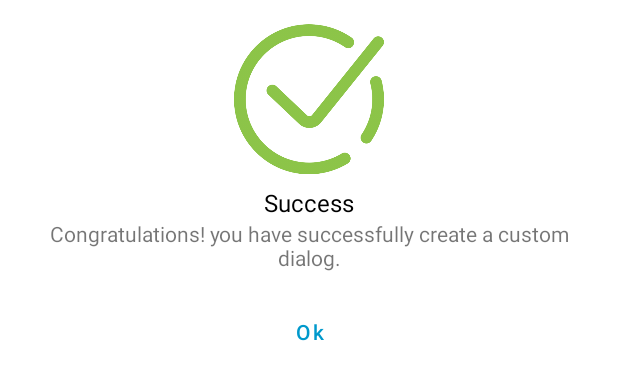
After one commit to Ranz-prog/DustNShine_CustomerApp, an Android app: the layout pop_up_reference.xml on its own in the app's theme, with its tools: preview values and no code run, on a phone screen of 412 x 824 dp. The commit adds this screen. Shown: the top 380 px of the screen. Run offline under Robolectric (Android 15) with nearby library versions, the phone set to English and light mode, and no system bars.

Commit message:
Added Pop Ups

```diff
--- a/app/src/main/java/com/example/dustnshine/ui/ActivityManageAccount.java
+++ b/app/src/main/java/com/example/dustnshine/ui/ActivityManageAccount.java
@@ -4,24 +4,30 @@ import androidx.appcompat.app.AlertDialog;
 import androidx.appcompat.app.AppCompatActivity;
 import androidx.cardview.widget.CardView;
 
+import android.app.Dialog;
+import android.os.Build;
 import android.os.Bundle;
 import android.transition.AutoTransition;
 import android.transition.TransitionManager;
 import android.view.View;
+import android.view.ViewGroup;
 import android.view.WindowManager;
 import android.widget.Button;
 import android.widget.EditText;
 import android.widget.LinearLayout;
 import android.widget.TextView;
+import android.widget.Toast;
 
 import com.example.dustnshine.R;
 
 public class ActivityManageAccount extends AppCompatActivity {
 
     LinearLayout personalInfoView;
-    TextView txtPersonalInfo;
+    TextView txtPersonalInfo,popText;
     CardView personalInfoCardView;
 
+    Button reset;
+    Dialog dialog;
     //Comment ni Jolo
 
     @Override
@@ -30,6 +36,8 @@ public class ActivityManageAccount extends AppCompatActivity {
         this.getWindow().setFlags(WindowManager.LayoutParams.FLAG_FULLSCREEN,WindowManager.LayoutParams.FLAG_FULLSCREEN);
 
         setContentView(R.layout.activity_manage_acc);
+
+        reset = findViewById(R.id.btnServerLogin);
 
         personalInfoView = findViewById(R.id.personal_info_view);
         txtPersonalInfo = findViewById(R.id.txtPersonalInfo);
@@ -48,6 +56,41 @@ public class ActivityManageAccount extends AppCompatActivity {
                 }
             }
         });
+        // DIALOG BOX START
+        dialog = new Dialog(this);
+        dialog.setContentView(R.layout.pop_up_reference);
+        if (Build.VERSION.SDK_INT >= Build.VERSION_CODES.LOLLIPOP) {
+            dialog.getWindow().setBackgroundDrawable(getDrawable(R.drawable.pop_up_background));
+        }
+        dialog.getWindow().setLayout(ViewGroup.LayoutParams.MATCH_PARENT, ViewGroup.LayoutParams.WRAP_CONTENT);
+        dialog.setCancelable(false); //Optional para lang d mag close pag clinick ang labas
+        dialog.getWindow().getAttributes().windowAnimations = R.style.DialogAnimation; //Setting the animations to dialog
+
+
+        Button Okay = dialog.findViewById(R.id.btn_okay);
+        popText = dialog.findViewById(R.id.popUpText);
+        String text= "Thank you. You have successfully changed your password!";// Set Message Here
+        popText.setText(text.toString());
+
+
+        Okay.setOnClickListener(new View.OnClickListener() {
+            @Override
+            public void onClick(View v) {
+                Toast.makeText(ActivityManageAccount.this, "Success", Toast.LENGTH_SHORT).show();
+                dialog.dismiss();
+            }
+        });
+        //END OF DIALOG BOX
+
+
+
+        reset.setOnClickListener(new View.OnClickListener() {
+            @Override
+            public void onClick(View v) {
+
+                dialog.show(); // Showing the dialog here
+            }
+        });
 
     }
 }
--- /dev/null
+++ b/app/src/main/res/drawable/pop_up_background.xml
@@ -0,0 +1,8 @@
+<?xml version="1.0" encoding="utf-8"?>
+<shape xmlns:android="http://schemas.android.com/apk/res/android"
+    android:shape="rectangle">
+
+    <solid android:color="@android:color/white" />
+    <corners android:radius="12sp" />
+
+</shape>
--- /dev/null
+++ b/app/src/main/res/layout/pop_up_reference.xml
@@ -0,0 +1,64 @@
+<?xml version="1.0" encoding="utf-8"?>
+<androidx.constraintlayout.widget.ConstraintLayout xmlns:android="http://schemas.android.com/apk/res/android"
+    xmlns:app="http://schemas.android.com/apk/res-auto"
+    xmlns:tools="http://schemas.android.com/tools"
+    android:layout_width="match_parent"
+    android:layout_height="wrap_content"
+    android:background="@android:color/white">
+
+
+    <ImageView
+        android:id="@+id/imageView"
+        android:layout_width="100dp"
+        android:layout_height="100dp"
+        android:layout_marginStart="8dp"
+        android:layout_marginTop="16dp"
+        android:layout_marginEnd="8dp"
+        app:layout_constraintEnd_toEndOf="parent"
+        app:layout_constraintStart_toStartOf="parent"
+        app:layout_constraintTop_toTopOf="parent"
+        app:srcCompat="@drawable/check" />
+
+    <TextView
+        android:id="@+id/textView"
+        android:layout_width="wrap_content"
+        android:layout_height="wrap_content"
+        android:layout_marginStart="8dp"
+        android:layout_marginTop="8dp"
+        android:layout_marginEnd="8dp"
+        android:text="Success"
+        android:textColor="@android:color/black"
+        android:textSize="16sp"
+        app:layout_constraintEnd_toEndOf="parent"
+        app:layout_constraintStart_toStartOf="parent"
+        app:layout_constraintTop_toBottomOf="@+id/imageView" />
+
+    <TextView
+        android:id="@+id/popUpText"
+        android:layout_width="0dp"
+        android:layout_height="wrap_content"
+        android:layout_marginStart="16dp"
+        android:layout_marginEnd="16dp"
+        android:text="Congratulations! you have successfully create a custom dialog."
+        android:textAlignment="center"
+        app:layout_constraintEnd_toEndOf="parent"
+        app:layout_constraintStart_toStartOf="parent"
+        app:layout_constraintTop_toBottomOf="@+id/textView" />
+
+    <Button
+        android:id="@+id/btn_okay"
+        android:layout_width="0dp"
+        android:layout_height="wrap_content"
+        android:layout_marginTop="16dp"
+        android:layout_marginBottom="16dp"
+        android:background="@android:color/transparent"
+        android:stateListAnimator="@null"
+        android:text="Ok"
+        android:textAllCaps="false"
+        android:textColor="@android:color/holo_blue_dark"
+        app:layout_constraintBottom_toBottomOf="parent"
+        app:layout_constraintEnd_toEndOf="parent"
+        app:layout_constraintStart_toStartOf="parent"
+        app:layout_constraintTop_toBottomOf="@+id/popUpText"
+        app:layout_constraintVertical_bias="0.0" />
+</androidx.constraintlayout.widget.ConstraintLayout>
--- a/app/src/main/res/values-night/themes.xml
+++ b/app/src/main/res/values-night/themes.xml
@@ -12,5 +12,11 @@
         <!-- Status bar color. -->
         <item name="android:statusBarColor" tools:targetApi="l">?attr/colorPrimaryVariant</item>
         <!-- Customize your theme here. -->
+        <item name="android:windowAnimationStyle">@style/DialogAnimation</item> <!--custom animation style-->
+    </style>
+
+    <style name="DialogAnimation">
+        <item name="android:windowEnterAnimation">@android:anim/fade_in</item>
+        <item name="android:windowExitAnimation">@android:anim/fade_out</item>
     </style>
 </resources>
--- a/app/src/main/res/values/themes.xml
+++ b/app/src/main/res/values/themes.xml
@@ -12,5 +12,11 @@
         <!-- Status bar color. -->
         <item name="android:statusBarColor" tools:targetApi="l">?attr/colorPrimaryVariant</item>
         <!-- Customize your theme here. -->
+        <item name="android:windowAnimationStyle">@style/DialogAnimation</item> <!--custom animation style-->
+    </style>
+
+    <style name="DialogAnimation">
+        <item name="android:windowEnterAnimation">@android:anim/fade_in</item>
+        <item name="android:windowExitAnimation">@android:anim/fade_out</item>
     </style>
 </resources>
```
Also changed, not shown: app/src/main/res/drawable/check.png (added).
